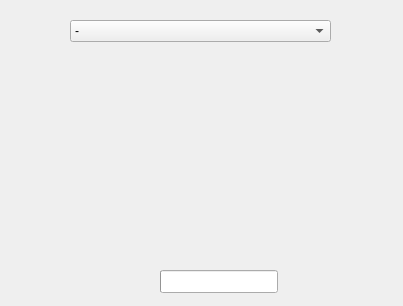
RaphCucul/Image-registration-GUI, file ui/licovanividea.ui: the form before one commit.
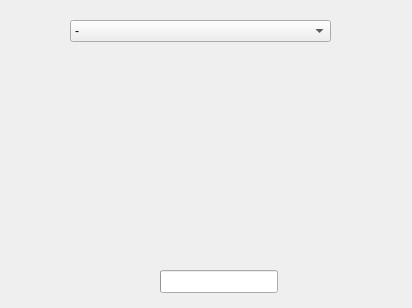
The form after the commit.

Patch:
```diff
--- a/ui/licovanividea.ui
+++ b/ui/licovanividea.ui
@@ -6,10 +6,16 @@
    <rect>
     <x>0</x>
     <y>0</y>
-    <width>403</width>
-    <height>306</height>
+    <width>412</width>
+    <height>308</height>
    </rect>
   </property>
+  <property name="sizePolicy">
+   <sizepolicy hsizetype="Expanding" vsizetype="Expanding">
+    <horstretch>0</horstretch>
+    <verstretch>0</verstretch>
+   </sizepolicy>
+  </property>
   <property name="windowTitle">
    <string>Form</string>
   </property>
```
